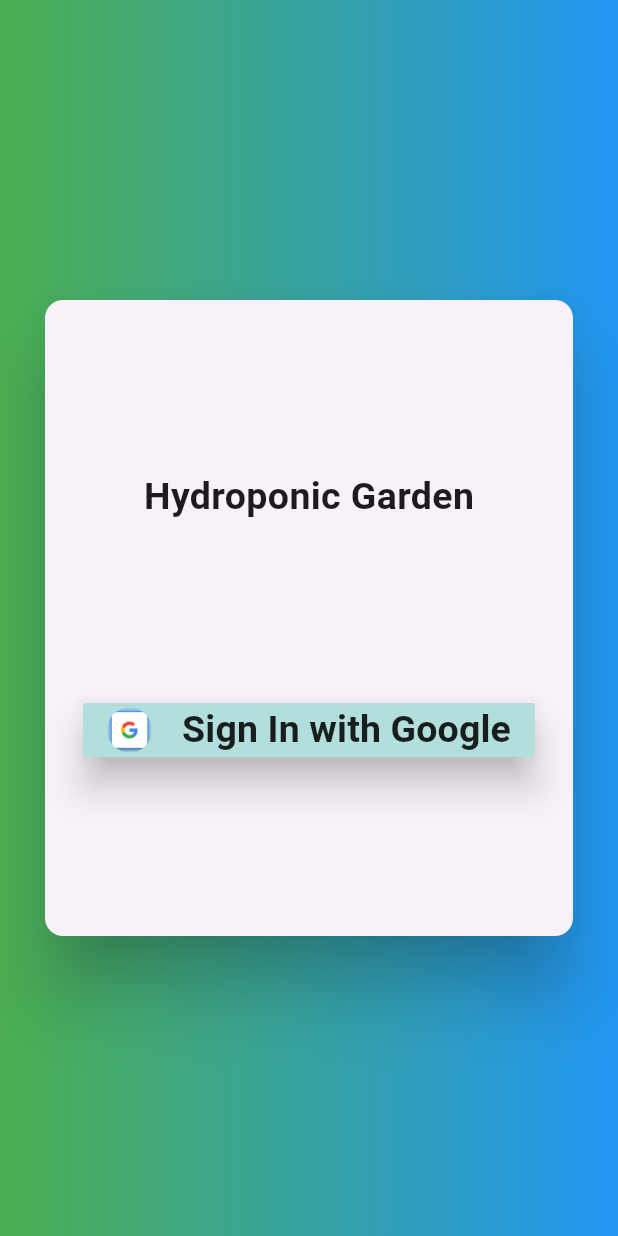
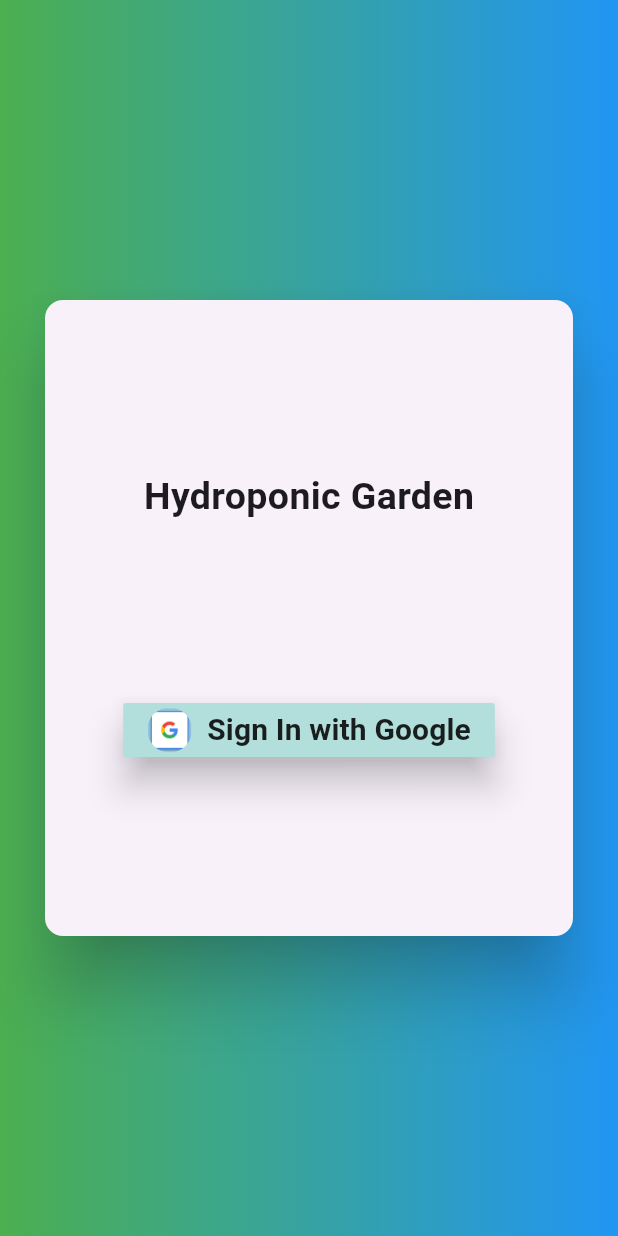
Before and after one commit to ammaratef45/hydroponics-garden, a Flutter app: the screen it shows after launch, after a tap on "Sign In with Google", on a phone screen of 412 x 824 dp. Run offline on Flutter 3.47's test engine with Material 2 defaults, Android fonts, the phone set to English and light mode, and no system bars; our stand-ins replace calendar_view, cloud_firestore, firebase_auth, firebase_core, firebase_storage, google_sign_in and 2 more; missing offline and left inert: animated_typing, extension_google_sign_in_as_googleapis_auth, flutter_markdown_editor, googleapis; accounts and stored records are empty; network calls fail; statements that could not run were skipped.

```diff
--- a/lib/firebase/auth.dart
+++ b/lib/firebase/auth.dart
@@ -35,8 +35,8 @@ class Auth {
   }
 
   Future<void> signIn() async {
-    if (kIsWeb) {
-      GoogleSignInAccount? googleUser = await _googleSignIn.signIn();
+    GoogleSignInAccount? googleUser =
+        kIsWeb ? await _googleSignIn.signIn() : await GoogleSignIn().signIn();
     final GoogleSignInAuthentication? googleAuth =
         await googleUser?.authentication;
     final credential = GoogleAuthProvider.credential(
@@ -44,9 +44,6 @@ class Auth {
       idToken: googleAuth?.idToken,
     );
     await FirebaseAuth.instance.signInWithCredential(credential);
-      return;
-    }
-    throw UnimplementedError('currently only web is supported');
   }
 
   Future<AuthClient?> apiClient() {
--- a/lib/widgets/login_widget.dart
+++ b/lib/widgets/login_widget.dart
@@ -34,8 +34,8 @@ class LoginPage extends StatelessWidget {
               ),
               Padding(
                 padding: const EdgeInsets.only(
-                  left: 20,
-                  right: 20,
+                  left: 10,
+                  right: 10,
                 ),
                 child: MaterialButton(
                   color: Colors.teal[100],
@@ -55,12 +55,12 @@ class LoginPage extends StatelessWidget {
                         ),
                       ),
                       const SizedBox(
-                        width: 20,
+                        width: 10,
                       ),
                       const Text(
                         'Sign In with Google',
                         style: TextStyle(
-                          fontSize: 25,
+                          fontSize: 20,
                           fontWeight: FontWeight.bold,
                         ),
                       ),
```
Also changed, not shown: lib/firebase/firebase_options.dart, pubspec.lock, 4 other files. Lines whose indentation alone changed are shown as unchanged.
